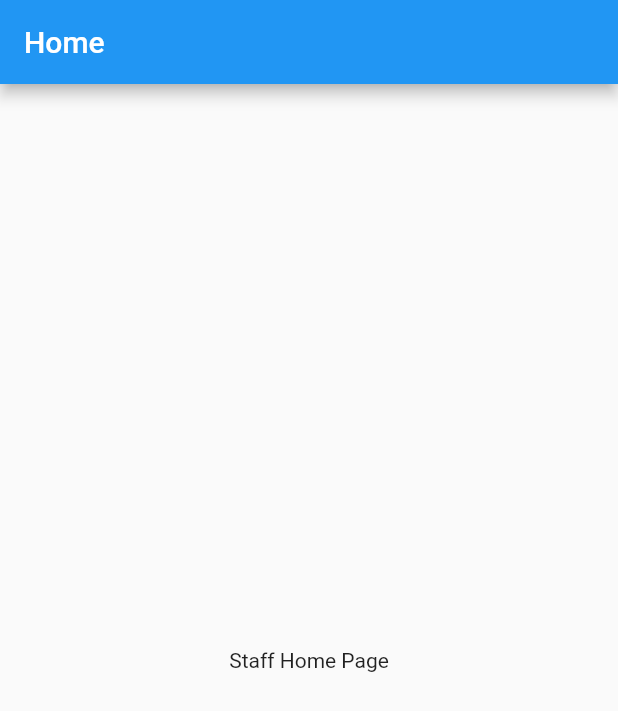
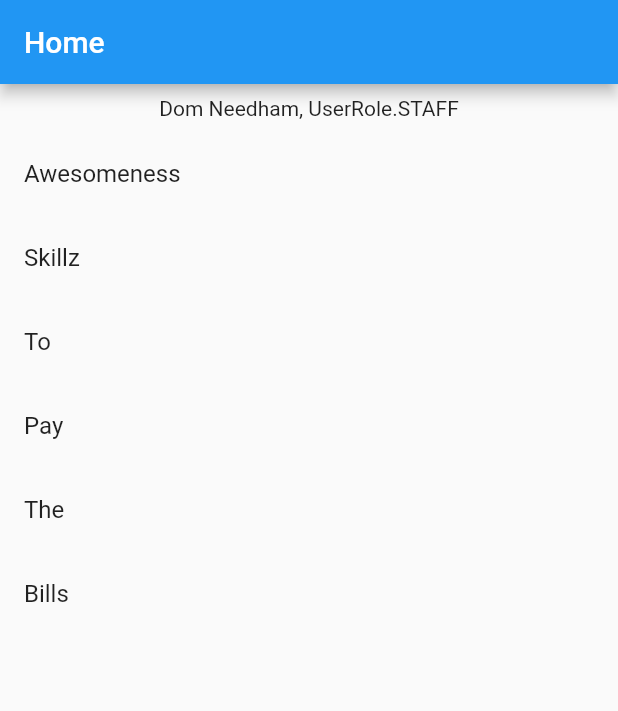
Before and after one commit to domneedham/uni-ssa.client, a Flutter app: the screen it shows after launch, on a phone screen of 412 x 824 dp. Shown: the top 711 px of the screen. Run offline on Flutter 3.47's test engine with Material 2 defaults, Android fonts, the phone set to English and light mode, and no system bars; our stand-ins replace get.

Commit message:
setup basic home page for staff and improve tests

```diff
--- a/lib/app/bindings/home_binding.dart
+++ b/lib/app/bindings/home_binding.dart
@@ -1,9 +1,11 @@
 import 'package:get/get.dart';
+import '../controllers/home_staff.controller.dart';
 import '../controllers/home_controller.dart';
 
 class HomeBinding implements Bindings {
   @override
   void dependencies() {
     Get.lazyPut<HomeController>(() => HomeController());
+    Get.lazyPut<HomeStaffController>(() => HomeStaffController());
   }
 }
--- /dev/null
+++ b/lib/app/controllers/home_staff.controller.dart
@@ -0,0 +1,15 @@
+import 'package:get/get.dart';
+import 'package:ssa_app/app/data/models/user.dart';
+import 'package:ssa_app/app/data/repository/user_repository.dart';
+
+class HomeStaffController extends GetxController {
+  final UserRepository repo = Get.find<UserRepository>();
+
+  User get user => repo.user;
+
+  final _skills = ["Awesomeness", "Skillz", "To", "Pay", "The", "Bills"].obs;
+
+  RxList<String> get skills => _skills;
+
+  void addItem() => _skills.add("Item");
+}
--- a/lib/app/data/models/user.dart
+++ b/lib/app/data/models/user.dart
@@ -5,4 +5,9 @@ class User {
 
   final String name;
   final UserRole userRole;
+
+  @override
+  String toString() {
+    return "$name, $userRole";
+  }
 }
--- a/lib/app/ui/pages/home_page/home_page.dart
+++ b/lib/app/ui/pages/home_page/home_page.dart
@@ -8,13 +8,8 @@ import '../../../controllers/home_controller.dart';
 class HomePage extends GetView<HomeController> {
   @override
   Widget build(BuildContext context) {
-    return Scaffold(
-      appBar: AppBar(
-        title: Text('Home'),
-      ),
-      body: controller.user.userRole == UserRole.STAFF
-          ? StaffHomePage()
-          : ManagerHomePage(),
-    );
+    return controller.user.userRole == UserRole.STAFF
+        ? StaffHomePage()
+        : ManagerHomePage();
   }
 }
--- a/lib/app/ui/pages/home_page/manager/manager_home.dart
+++ b/lib/app/ui/pages/home_page/manager/manager_home.dart
@@ -5,8 +5,18 @@ import 'package:ssa_app/app/controllers/home_controller.dart';
 class ManagerHomePage extends GetWidget<HomeController> {
   @override
   Widget build(BuildContext context) {
-    return Center(
-      child: Text("Manager Home Page"),
+    return Scaffold(
+      appBar: AppBar(
+        title: Text('Home'),
+      ),
+      body: Column(
+        children: [
+          Padding(
+            padding: const EdgeInsets.all(8.0),
+            child: Text(controller.user.toString()),
+          ),
+        ],
+      ),
     );
   }
 }
--- a/lib/app/ui/pages/home_page/staff/staff_home.dart
+++ b/lib/app/ui/pages/home_page/staff/staff_home.dart
@@ -1,12 +1,32 @@
 import 'package:flutter/material.dart';
 import 'package:get/get_state_manager/get_state_manager.dart';
-import 'package:ssa_app/app/controllers/home_controller.dart';
+import 'package:ssa_app/app/controllers/home_staff.controller.dart';
 
-class StaffHomePage extends GetWidget<HomeController> {
+class StaffHomePage extends GetWidget<HomeStaffController> {
   @override
   Widget build(BuildContext context) {
-    return Center(
-      child: Text("Staff Home Page"),
+    return Scaffold(
+      appBar: AppBar(
+        title: Text('Home'),
+      ),
+      body: Column(
+        children: [
+          Padding(
+            padding: const EdgeInsets.all(8.0),
+            child: Text(controller.user.toString()),
+          ),
+          Expanded(
+            child: Obx(() {
+              return ListView.builder(
+                itemCount: controller.skills.length,
+                itemBuilder: (ctx, pos) {
+                  return ListTile(title: Text(controller.skills[pos]));
+                },
+              );
+            }),
+          ),
+        ],
+      ),
     );
   }
 }
```
Also changed, not shown: 1 other file.
